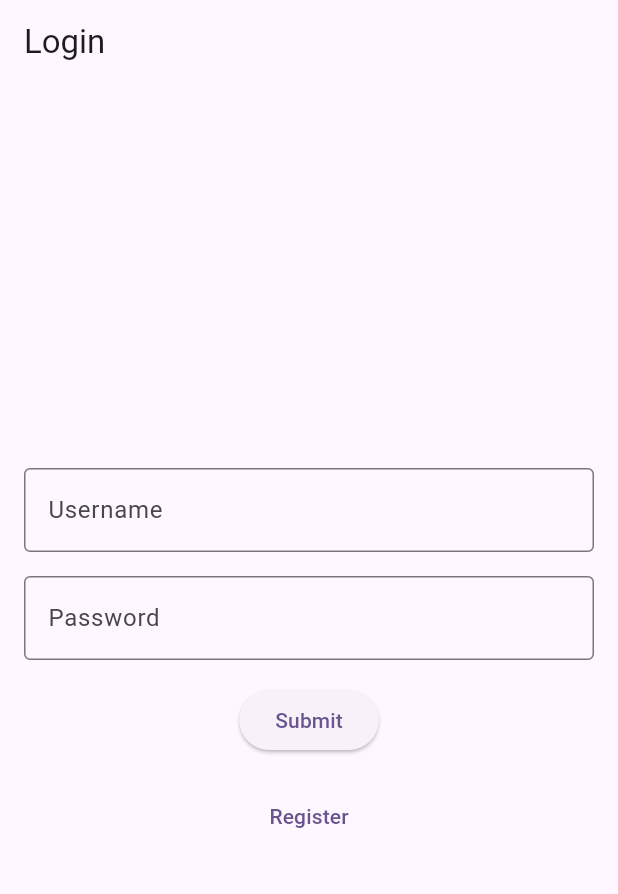
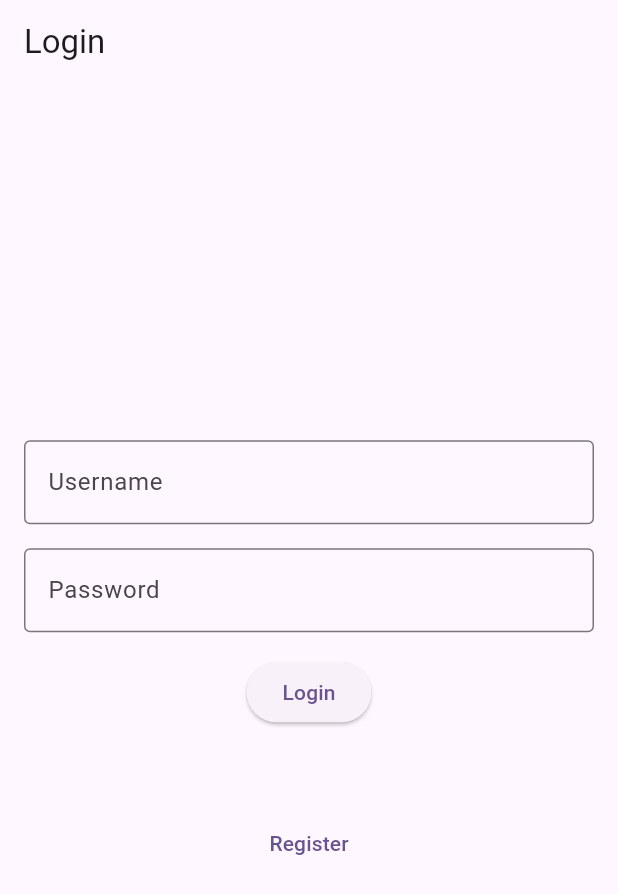
Before and after one commit to Rattapoom4796/Flutter_authen, a Flutter app: the screen it shows after launch, on a phone screen of 412 x 824 dp. Shown: the top 894 px of the screen. Run offline on Flutter 3.47's test engine with Material 3 defaults, Android fonts, the phone set to English and light mode, and no system bars.

Commit message:
first commit

```diff
--- /dev/null
+++ b/lib/controllers/auth_service.dart
@@ -0,0 +1,23 @@
+import 'dart:convert';
+
+import 'package:flutter_lab1_authen/models/user_model.dart';
+import 'package:flutter_lab1_authen/varible.dart';
+import 'package:http/http.dart' as http;
+
+
+
+
+class AuthService {
+  void login(String user_name, String password) async {
+    print(apiURL);
+
+    final response =await http.post(Uri.parse("$apiURL/api/auth/login"),
+    headers: {"Content-Type":"application/json"},
+    body: jsonEncode({
+  "user_name":user_name,
+  "password":password
+
+}) );
+   print(response.statusCode);
+  }
+}
--- a/lib/login.dart
+++ b/lib/login.dart
@@ -1,5 +1,7 @@
 import 'package:flutter/material.dart';
+import 'package:flutter_lab1_authen/controllers/auth_service.dart';
 import 'RegisterPage.dart';
+
 void main() {
   runApp(MyApp());
 }
@@ -17,7 +19,30 @@ class MyApp extends StatelessWidget {
   }
 }
 
-class LoginPage extends StatelessWidget {
+class LoginPage extends StatefulWidget {
+  @override
+  _LoginPageState createState() => _LoginPageState();
+}
+
+class _LoginPageState extends State<LoginPage> {
+  final _formKey = GlobalKey<FormState>();
+  final _usernameController = TextEditingController();
+  final _passwordController = TextEditingController();
+  String _message = '';
+  bool _isLoading = false;
+
+ void _login() async{
+  if(_formKey.currentState!.validate()){
+    print('Username:${_usernameController.text}');
+    print('Password:${_passwordController.text}');
+  }
+    try{
+      final user = AuthService().login(_usernameController.text, _passwordController.text);
+    }catch(e){
+      print(e);
+    }
+}
+
   @override
   Widget build(BuildContext context) {
     return Scaffold(
@@ -26,30 +51,49 @@ class LoginPage extends StatelessWidget {
       ),
       body: Padding(
         padding: const EdgeInsets.all(16.0),
+        child: Form(
+          key: _formKey,
           child: Column(
             mainAxisAlignment: MainAxisAlignment.center,
             children: [
-            TextField(
+              TextFormField(
+                controller: _usernameController,
                 decoration: InputDecoration(
                   labelText: 'Username',
                   border: OutlineInputBorder(),
                 ),
+                validator: (value) {
+                  if (value == null || value.isEmpty) {
+                    return 'Please enter your username';
+                  }
+                  return null;
+                },
               ),
               SizedBox(height: 16.0),
-            TextField(
+              TextFormField(
+                controller: _passwordController,
                 obscureText: true,
                 decoration: InputDecoration(
                   labelText: 'Password',
                   border: OutlineInputBorder(),
                 ),
+                validator: (value) {
+                  if (value == null || value.isEmpty) {
+                    return 'Please enter your password';
+                  }
+                  return null;
+                },
               ),
               SizedBox(height: 16.0),
+              if (_isLoading)
+                CircularProgressIndicator()
+              else
                 ElevatedButton(
-              onPressed: () {
-                // Handle login logic
-              },
-              child: Text('Submit'),
+                  onPressed: _login,
+                  child: Text('Login'),
                 ),
+              SizedBox(height: 16.0),
+              Text(_message),
               SizedBox(height: 16.0),
               TextButton(
                 onPressed: () {
@@ -63,6 +107,7 @@ class LoginPage extends StatelessWidget {
             ],
           ),
         ),
+      ),
     );
   }
 }
--- /dev/null
+++ b/lib/varible.dart
@@ -0,0 +1 @@
+var apiURL= "http://10.120.6.231:3000";
--- a/pubspec.yaml
+++ b/pubspec.yaml
@@ -30,11 +30,12 @@ environment:
 dependencies:
   flutter:
     sdk: flutter
-
+  http: ^1.2.2
 
   # The following adds the Cupertino Icons font to your application.
   # Use with the CupertinoIcons class for iOS style icons.
   cupertino_icons: ^1.0.6
+
 
 dev_dependencies:
   flutter_test:
```
Also changed, not shown: lib/models/user_model.dart (added, +37 -0 lines), pubspec.lock. Lines whose indentation alone changed are shown as unchanged.
